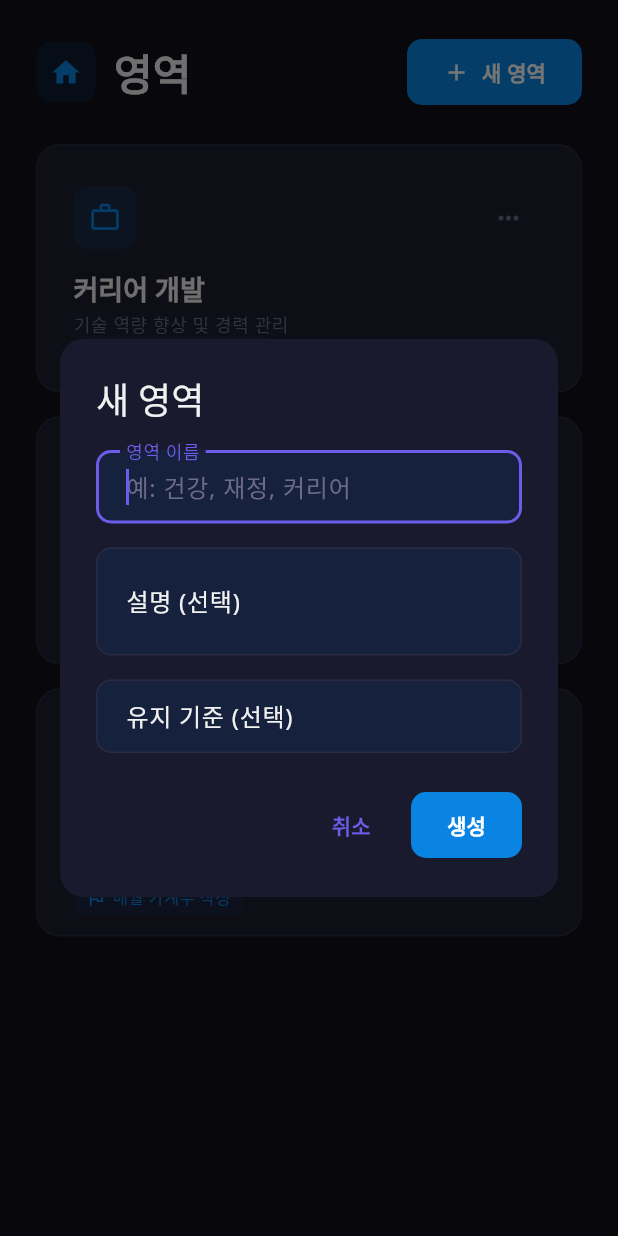
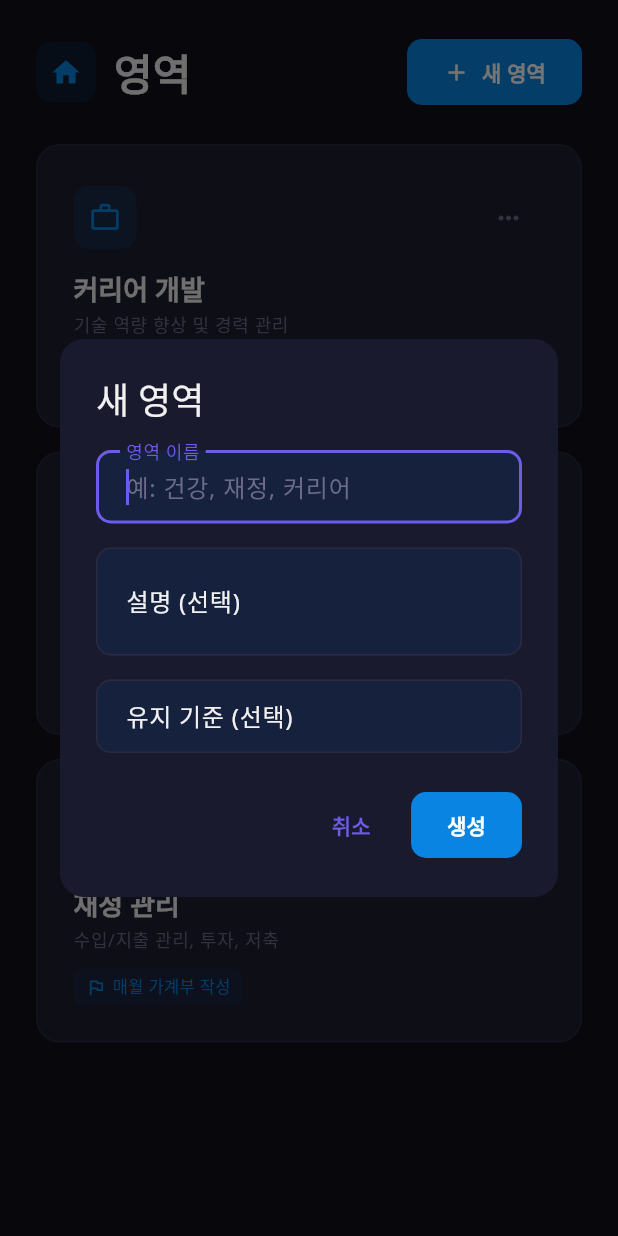
Before and after one commit to RedpingDev/para-app, a Flutter app: the AreasScreen screen opened directly, after a tap on "새 영역", on a phone screen of 412 x 824 dp. Run offline on Flutter 3.47's test engine with Material 3 defaults, Android fonts, the phone set to English and light mode, and no system bars; drawn by our look-alikes of flutter_animate; our stand-ins replace cloud_firestore, drift, firebase_auth, firebase_core, flutter_riverpod, google_fonts; missing offline and left inert: window_manager; accounts and stored records are empty; generated files the repository leaves out were written again.

Commit message:
feat: 아이콘 추가, URL 링크 클릭 기능, 영역 카드 높이 제한 제거, 자료 링크 외부 브라우저 오픈

```diff
--- a/para_app/lib/features/areas/areas_screen.dart
+++ b/para_app/lib/features/areas/areas_screen.dart
@@ -99,38 +99,45 @@ class _AreasScreenState extends ConsumerState<AreasScreen> {
                             : constraints.maxWidth < 800
                             ? 2
                             : 3;
-                        return GridView.builder(
-                          gridDelegate:
-                              SliverGridDelegateWithFixedCrossAxisCount(
-                                crossAxisCount: cols,
-                                crossAxisSpacing: AppSizes.lg,
-                                mainAxisSpacing: AppSizes.lg,
-                                childAspectRatio: cols == 1 ? 2.2 : 1.6,
-                              ),
-                          itemCount: areas.length,
-                          itemBuilder: (context, index) {
-                            return _AreaCard(
-                                  area: areas[index],
+                        final cardWidth =
+                            (constraints.maxWidth - AppSizes.lg * (cols - 1)) /
+                            cols;
+                        return SingleChildScrollView(
+                          child: Wrap(
+                            spacing: AppSizes.lg,
+                            runSpacing: AppSizes.lg,
+                            children: areas.asMap().entries.map((entry) {
+                              final index = entry.key;
+                              final area = entry.value;
+                              return SizedBox(
+                                width: cardWidth,
+                                child:
+                                    _AreaCard(
+                                          area: area,
                                           isDark: isDark,
                                           onArchive: () => ref
                                               .read(areasProvider.notifier)
-                                      .archive(areas[index].id),
+                                              .archive(area.id),
                                           onDelete: () => ref
                                               .read(areasProvider.notifier)
-                                      .remove(areas[index].id),
+                                              .remove(area.id),
                                           onEdit: () =>
-                                      _showEditDialog(context, areas[index]),
+                                              _showEditDialog(context, area),
                                         )
                                         .animate()
                                         .fadeIn(
-                                  delay: Duration(milliseconds: 80 * index),
+                                          delay: Duration(
+                                            milliseconds: 80 * index,
+                                          ),
                                           duration: 400.ms,
                                         )
                                         .scale(
                                           begin: const Offset(0.95, 0.95),
                                           end: const Offset(1, 1),
+                                        ),
                               );
-                          },
+                            }).toList(),
+                          ),
                         );
                       },
                     ),
@@ -400,11 +407,9 @@ class _AreaCardState extends State<_AreaCard> {
                 Text(
                   a.description!,
                   style: Theme.of(context).textTheme.bodySmall,
-                  maxLines: 2,
-                  overflow: TextOverflow.ellipsis,
                 ),
               ],
-              const Spacer(),
+              if (a.standard != null) const SizedBox(height: AppSizes.md),
               if (a.standard != null)
                 Container(
                   padding: const EdgeInsets.symmetric(
```
Also changed, not shown: para_app/flutter_launcher_icons.yaml (added, +22 -0 lines), para_app/lib/features/dashboard/dashboard_screen.dart (+52 -1 lines), para_app/lib/features/resources/resources_screen.dart (+47 -4 lines), para_app/pubspec.yaml (+4 -4 lines), para_app/pubspec.lock, 25 other files. Lines whose indentation alone changed are shown as unchanged.
